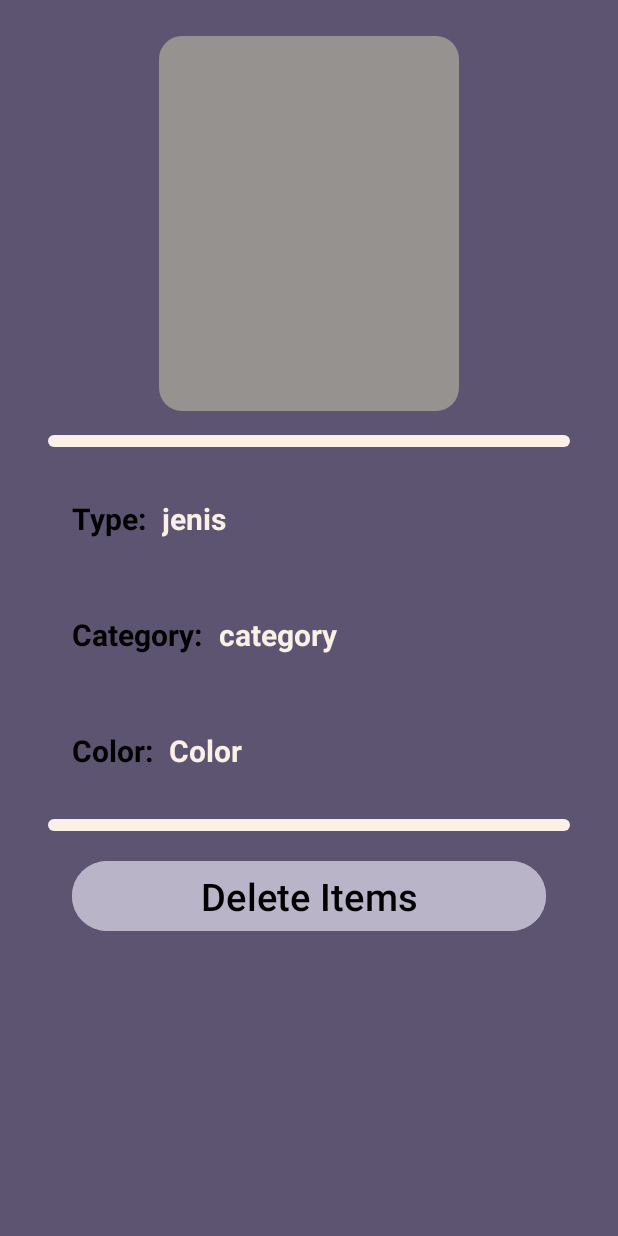
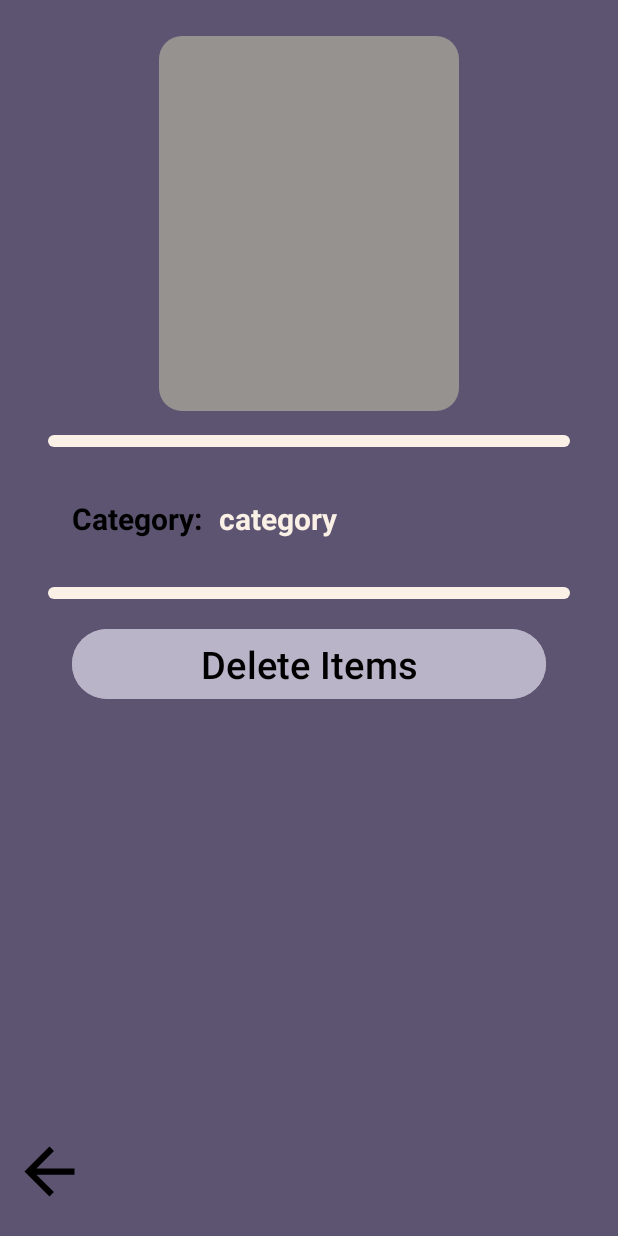
Before and after one commit to OOTDCapstone/OOTD, an Android app: the layout activity_detail_items.xml on its own in the app's theme, with its tools: preview values and no code run, on a phone screen of 412 x 824 dp. Run offline under Robolectric (Android 15) with nearby library versions, the phone set to English and light mode, and no system bars; network calls fail.

Commit message:
12th commit

```diff
--- a/app/src/main/java/com/example/capstoneootd/data/response/ResponseSample.kt
+++ b/app/src/main/java/com/example/capstoneootd/data/response/ResponseSample.kt
@@ -1,6 +1,8 @@
 package com.example.capstoneootd.data.response
 
+import android.os.Parcelable
 import com.google.gson.annotations.SerializedName
+import kotlinx.parcelize.Parcelize
 
 data class ResponseSample(
 
@@ -38,6 +40,7 @@ data class BottomRowItem(
 	val clothingType: String? = null
 )
 
+@Parcelize
 data class TopRowItem(
 
 	@field:SerializedName("imageUrl")
@@ -45,4 +48,4 @@ data class TopRowItem(
 
 	@field:SerializedName("clothingType")
 	val clothingType: String? = null
-)
+): Parcelable
--- a/app/src/main/java/com/example/capstoneootd/ui/adapter/ListAdapterBottom.kt
+++ b/app/src/main/java/com/example/capstoneootd/ui/adapter/ListAdapterBottom.kt
@@ -35,7 +35,8 @@ class ListAdapterBottom : ListAdapter<MiddleRowItem, ListAdapterBottom.MyViewHol
 
             binding.userItem.setOnClickListener {
                 val intent = Intent(itemView.context, DetailItems::class.java)
-                intent.putExtra(DetailItems.ITEMS, item.clothingType)
+                intent.putExtra(DetailItems.ITEM_IMAGE_URL, item.imageUrl)
+                intent.putExtra(DetailItems.ITEM_CLOTHING_TYPE, item.clothingType)
                 itemView.context.startActivity(intent)
             }
         }
--- a/app/src/main/java/com/example/capstoneootd/ui/adapter/ListAdapterShoes.kt
+++ b/app/src/main/java/com/example/capstoneootd/ui/adapter/ListAdapterShoes.kt
@@ -33,7 +33,8 @@ class ListAdapterShoes : ListAdapter<BottomRowItem, ListAdapterShoes.MyViewHolde
 
             binding.userItem.setOnClickListener {
                 val intent = Intent(itemView.context, DetailItems::class.java)
-                intent.putExtra(DetailItems.ITEMS, item.clothingType)
+                intent.putExtra(DetailItems.ITEM_IMAGE_URL, item.imageUrl)
+                intent.putExtra(DetailItems.ITEM_CLOTHING_TYPE, item.clothingType)
                 itemView.context.startActivity(intent)
             }
         }
--- a/app/src/main/java/com/example/capstoneootd/ui/adapter/ListAdapterTop.kt
+++ b/app/src/main/java/com/example/capstoneootd/ui/adapter/ListAdapterTop.kt
@@ -37,8 +37,10 @@ class ListAdapterTop : ListAdapter<TopRowItem, ListAdapterTop.MyViewHolder>(DIFF
 
             binding.userItem.setOnClickListener {
                 val intent = Intent(itemView.context, DetailItems::class.java)
-                intent.putExtra(DetailItems.ITEMS, item.clothingType)
+                intent.putExtra(DetailItems.ITEM_IMAGE_URL, item.imageUrl)
+                intent.putExtra(DetailItems.ITEM_CLOTHING_TYPE, item.clothingType)
                 itemView.context.startActivity(intent)
+
             }
         }
     }
--- a/app/src/main/java/com/example/capstoneootd/ui/items/DetailItemsViewModels.kt
+++ b/app/src/main/java/com/example/capstoneootd/ui/items/DetailItemsViewModels.kt
@@ -1,4 +1,8 @@
 package com.example.capstoneootd.ui.items
 
-class DetailItemsViewModels {
+import androidx.lifecycle.ViewModel
+
+class DetailItemsViewModels: ViewModel() {
+
+
 }
--- a/app/src/main/res/layout/activity_detail_items.xml
+++ b/app/src/main/res/layout/activity_detail_items.xml
@@ -9,11 +9,11 @@
 
 
     <ImageView
-        android:id="@+id/imageView7"
+        android:id="@+id/im_detailphoto"
         android:layout_width="200dp"
         android:layout_height="250dp"
         android:layout_marginTop="24dp"
-        app:srcCompat="@drawable/items_background"
+        tools:srcCompat="@drawable/items_background"
         app:layout_constraintTop_toTopOf="parent"
         app:layout_constraintStart_toStartOf="parent"
         app:layout_constraintEnd_toEndOf="parent"/>
@@ -28,10 +28,43 @@
         android:layout_marginEnd="32dp"
         app:layout_constraintStart_toStartOf="parent"
         app:layout_constraintEnd_toEndOf="parent"
-        app:layout_constraintTop_toBottomOf="@id/imageView7"/>
+        app:layout_constraintTop_toBottomOf="@id/im_detailphoto"/>
+
+<!--    <LinearLayout-->
+<!--        android:id="@+id/linear_type"-->
+<!--        android:orientation="horizontal"-->
+<!--        android:layout_width="match_parent"-->
+<!--        android:layout_height="wrap_content"-->
+<!--        android:padding="16dp"-->
+<!--        android:layout_marginStart="32dp"-->
+<!--        android:layout_marginEnd="32dp"-->
+<!--        android:layout_marginTop="18dp"-->
+<!--        app:layout_constraintTop_toBottomOf="@id/line"-->
+<!--        app:layout_constraintStart_toStartOf="parent"-->
+<!--        app:layout_constraintEnd_toEndOf="parent">-->
+
+<!--        <TextView-->
+<!--            android:id="@+id/tv_name_jenis"-->
+<!--            android:layout_width="wrap_content"-->
+<!--            android:layout_height="match_parent"-->
+<!--            android:text="@string/type"-->
+<!--            android:textColor="@color/black"-->
+<!--            android:textStyle="bold"-->
+<!--            android:textSize="20sp"-->
+<!--            android:layout_marginEnd="5dp" />-->
+<!--        <TextView-->
+<!--            android:id="@+id/tv_jenis"-->
+<!--            android:layout_width="wrap_content"-->
+<!--            android:layout_height="wrap_content"-->
+<!--            android:text="@string/jenis"-->
+<!--            android:textColor="@color/light"-->
+<!--            android:textSize="20sp"-->
+<!--            android:layout_marginStart="5dp"-->
+<!--            android:textStyle="bold"/>-->
+<!--    </LinearLayout>-->
 
     <LinearLayout
-        android:id="@+id/linear_type"
+        android:id="@+id/linear_category"
         android:orientation="horizontal"
         android:layout_width="match_parent"
         android:layout_height="wrap_content"
@@ -44,39 +77,6 @@
         app:layout_constraintEnd_toEndOf="parent">
 
         <TextView
-            android:id="@+id/tv_name_jenis"
-            android:layout_width="wrap_content"
-            android:layout_height="match_parent"
-            android:text="@string/type"
-            android:textColor="@color/black"
-            android:textStyle="bold"
-            android:textSize="20sp"
-            android:layout_marginEnd="5dp" />
-        <TextView
-            android:id="@+id/tv_jenis"
-            android:layout_width="wrap_content"
-            android:layout_height="wrap_content"
-            android:text="@string/jenis"
-            android:textColor="@color/light"
-            android:textSize="20sp"
-            android:layout_marginStart="5dp"
-            android:textStyle="bold"/>
-    </LinearLayout>
-
-    <LinearLayout
-        android:id="@+id/linear_category"
-        android:orientation="horizontal"
-        android:layout_width="match_parent"
-        android:layout_height="wrap_content"
-        android:padding="16dp"
-        android:layout_marginStart="32dp"
-        android:layout_marginEnd="32dp"
-        android:layout_marginTop="18dp"
-        app:layout_constraintTop_toBottomOf="@id/linear_type"
-        app:layout_constraintStart_toStartOf="parent"
-        app:layout_constraintEnd_toEndOf="parent">
-
-        <TextView
             android:id="@+id/tv_name_category"
             android:layout_width="wrap_content"
             android:layout_height="match_parent"
@@ -85,49 +85,50 @@
             android:textStyle="bold"
             android:textSize="20sp"
             android:layout_marginEnd="5dp" />
+
         <TextView
             android:id="@+id/tv_category"
             android:layout_width="wrap_content"
             android:layout_height="wrap_content"
+            android:layout_marginStart="5dp"
             android:text="@string/category"
             android:textColor="@color/light"
             android:textSize="20sp"
-            android:layout_marginStart="5dp"
-            android:textStyle="bold"/>
+            android:textStyle="bold" />
     </LinearLayout>
 
-    <LinearLayout
-        android:id="@+id/linear_color"
-        android:orientation="horizontal"
-        android:layout_width="match_parent"
-        android:layout_height="wrap_content"
-        android:padding="16dp"
-        android:layout_marginStart="32dp"
-        android:layout_marginEnd="32dp"
-        android:layout_marginTop="18dp"
-        app:layout_constraintTop_toBottomOf="@id/linear_category"
-        app:layout_constraintStart_toStartOf="parent"
-        app:layout_constraintEnd_toEndOf="parent">
+<!--    <LinearLayout-->
+<!--        android:id="@+id/linear_color"-->
+<!--        android:orientation="horizontal"-->
+<!--        android:layout_width="match_parent"-->
+<!--        android:layout_height="wrap_content"-->
+<!--        android:padding="16dp"-->
+<!--        android:layout_marginStart="32dp"-->
+<!--        android:layout_marginEnd="32dp"-->
+<!--        android:layout_marginTop="18dp"-->
+<!--        app:layout_constraintTop_toBottomOf="@id/linear_category"-->
+<!--        app:layout_constraintStart_toStartOf="parent"-->
+<!--        app:layout_constraintEnd_toEndOf="parent">-->
 
-        <TextView
-            android:id="@+id/tv_name_color"
-            android:layout_width="wrap_content"
-            android:layout_height="match_parent"
-            android:text="@string/Color"
-            android:textColor="@color/black"
-            android:textStyle="bold"
-            android:textSize="20sp"
-            android:layout_marginEnd="5dp" />
-        <TextView
-            android:id="@+id/tv_Color"
-            android:layout_width="wrap_content"
-            android:layout_height="wrap_content"
-            android:text="@string/clother_color"
-            android:textColor="@color/light"
-            android:textSize="20sp"
-            android:layout_marginStart="5dp"
-            android:textStyle="bold"/>
-    </LinearLayout>
+<!--        <TextView-->
+<!--            android:id="@+id/tv_name_color"-->
+<!--            android:layout_width="wrap_content"-->
+<!--            android:layout_height="match_parent"-->
+<!--            android:text="@string/Color"-->
+<!--            android:textColor="@color/black"-->
+<!--            android:textStyle="bold"-->
+<!--            android:textSize="20sp"-->
+<!--            android:layout_marginEnd="5dp" />-->
+<!--        <TextView-->
+<!--            android:id="@+id/tv_Color"-->
+<!--            android:layout_width="wrap_content"-->
+<!--            android:layout_height="wrap_content"-->
+<!--            android:text="@string/clother_color"-->
+<!--            android:textColor="@color/light"-->
+<!--            android:textSize="20sp"-->
+<!--            android:layout_marginStart="5dp"-->
+<!--            android:textStyle="bold"/>-->
+<!--    </LinearLayout>-->
 
     <ImageView
         android:id="@+id/line2"
@@ -139,7 +140,7 @@
         android:layout_marginEnd="32dp"
         app:layout_constraintStart_toStartOf="parent"
         app:layout_constraintEnd_toEndOf="parent"
-        app:layout_constraintTop_toBottomOf="@id/linear_color"/>
+        app:layout_constraintTop_toBottomOf="@id/linear_category"/>
 
     <Button
         android:id="@+id/delete_items"
@@ -156,4 +157,15 @@
         app:layout_constraintStart_toStartOf="parent"
         app:layout_constraintTop_toBottomOf="@+id/line2"
         />
+
+    <ImageView
+        android:id="@+id/iv_back"
+        android:layout_width="50dp"
+        android:layout_height="50dp"
+        android:layout_marginBottom="18dp"
+        android:layout_marginStart="8dp"
+        app:srcCompat="@drawable/ic_back_arrow"
+        app:layout_constraintStart_toStartOf="parent"
+        app:layout_constraintBottom_toBottomOf="parent"
+        />
 </androidx.constraintlayout.widget.ConstraintLayout>
--- a/app/src/main/res/layout/fragment_home.xml
+++ b/app/src/main/res/layout/fragment_home.xml
@@ -5,6 +5,7 @@
     android:layout_width="match_parent"
     android:layout_height="match_parent"
     android:background="@color/purple_1"
+    android:layout_marginBottom="72dp"
     tools:context=".ui.home.homeUi.home.HomeFragment">
 
 
```
Also changed, not shown: app/src/main/java/com/example/capstoneootd/ui/home/homeUi/clothes/ClothesFragment.kt (+77 -3 lines), app/src/main/java/com/example/capstoneootd/ui/items/DetailItems.kt (+25 -1 lines), app/src/main/res/layout/activity_detail_profile.xml (+11 -1 lines), app/src/main/res/layout/fragment_clothes.xml (+40 -10 lines).
